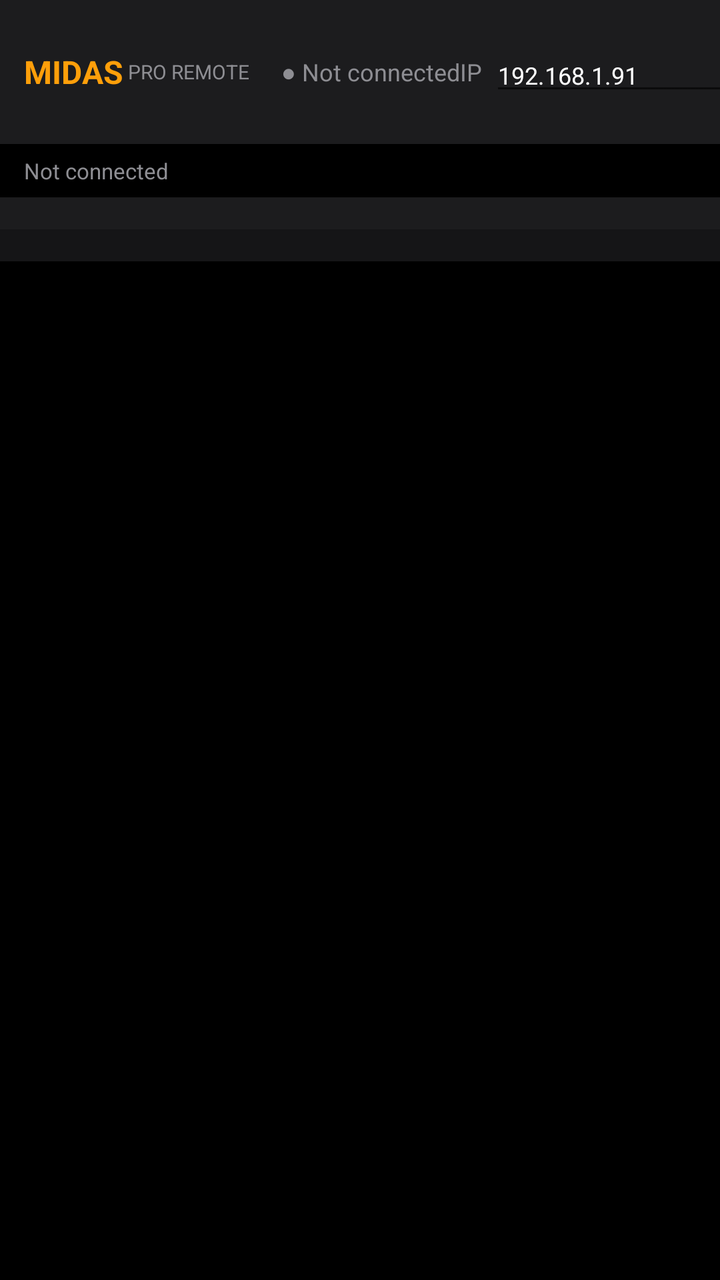
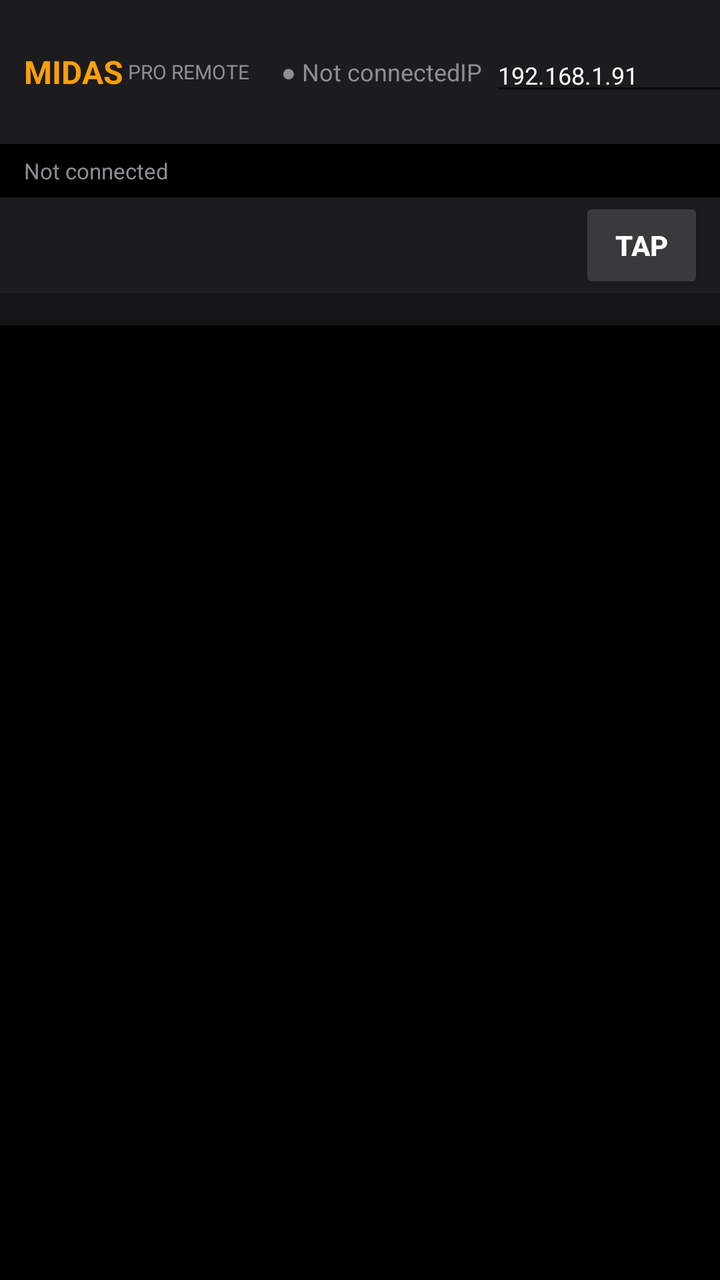

An Android layout rendered at two revisions. The XML below is the earlier revision; the diff shows what the commit changed to produce the second picture.
<!-- AndroidManifest.xml: application theme Theme.AppCompat.DayNight -->
<!-- res/layout/activity_main.xml -->
<?xml version="1.0" encoding="utf-8"?>
<FrameLayout xmlns:android="http://schemas.android.com/apk/res/android"
    android:layout_width="match_parent"
    android:layout_height="match_parent"
    android:fitsSystemWindows="true">

<LinearLayout
    android:layout_width="match_parent"
    android:layout_height="match_parent"
    android:orientation="vertical"
    android:background="#000000">

    
    <HorizontalScrollView
        android:layout_width="match_parent"
        android:layout_height="wrap_content"
        android:scrollbars="none">

    <LinearLayout
        android:layout_width="wrap_content"
        android:layout_height="wrap_content"
        android:orientation="horizontal"
        android:background="#1c1c1e"
        android:padding="@dimen/top_bar_padding"
        android:gravity="center_vertical">

        <TextView
            android:layout_width="wrap_content"
            android:layout_height="wrap_content"
            android:text="MIDAS"
            android:textColor="#ff9f0a"
            android:textStyle="bold"
            android:textSize="16sp" />

        <TextView
            android:layout_width="wrap_content"
            android:layout_height="wrap_content"
            android:text=" PRO REMOTE"
            android:textColor="#8e8e93"
            android:textSize="10sp"
            android:layout_marginEnd="16dp" />

        <TextView
            android:id="@+id/textConnectionStatus"
            android:layout_width="wrap_content"
            android:layout_height="wrap_content"
            android:text="● Not connected"
            android:textColor="#8e8e93"
            android:textSize="12sp"
            android:layout_weight="1" />

        <TextView
            android:layout_width="wrap_content"
            android:layout_height="wrap_content"
            android:text="IP"
            android:textColor="#8e8e93"
            android:textSize="12sp"
            android:layout_marginEnd="4dp" />

        <EditText
            android:id="@+id/editHost"
            android:layout_width="120dp"
            android:layout_height="wrap_content"
            android:inputType="text"
            android:text="192.168.1.91"
            android:textColor="#ffffff"
            android:textSize="12sp" />

        <TextView
            android:layout_width="wrap_content"
            android:layout_height="wrap_content"
            android:text="Port"
            android:textColor="#8e8e93"
            android:textSize="12sp"
            android:layout_marginStart="12dp"
            android:layout_marginEnd="4dp" />

        <EditText
            android:id="@+id/editPort"
            android:layout_width="60dp"
            android:layout_height="wrap_content"
            android:inputType="number"
            android:text="10000"
            android:textColor="#ffffff"
            android:textSize="12sp" />

        <Button
            android:id="@+id/btnConnect"
            android:layout_width="wrap_content"
            android:layout_height="wrap_content"
            android:layout_marginStart="12dp"
            android:text="Connect"
            android:backgroundTint="#ff9f0a"
            android:textColor="#000000" />
    </LinearLayout>

    </HorizontalScrollView>

    <TextView
        android:id="@+id/textStatus"
        android:layout_width="match_parent"
        android:layout_height="wrap_content"
        android:background="#000000"
        android:paddingStart="12dp"
        android:paddingEnd="12dp"
        android:paddingTop="@dimen/status_text_v_padding"
        android:paddingBottom="@dimen/status_text_v_padding"
        android:text="Not connected"
        android:textColor="#8e8e93"
        android:textSize="11sp" />

    
    <HorizontalScrollView
        android:layout_width="match_parent"
        android:layout_height="wrap_content"
        android:scrollbars="none"
        android:background="#1c1c1e">

        <LinearLayout
            android:id="@+id/modeButtonsRow"
            android:layout_width="wrap_content"
            android:layout_height="wrap_content"
            android:orientation="horizontal"
            android:padding="@dimen/bank_row_padding" />
    </HorizontalScrollView>

    
    <HorizontalScrollView
        android:id="@+id/bankButtonsScroll"
        android:layout_width="match_parent"
        android:layout_height="wrap_content"
        android:scrollbars="none"
        android:background="#151517">

        <LinearLayout
            android:id="@+id/bankButtonsRow"
            android:layout_width="wrap_content"
            android:layout_height="wrap_content"
            android:orientation="horizontal"
            android:padding="@dimen/bank_row_padding" />
    </HorizontalScrollView>

    <HorizontalScrollView
        android:layout_width="match_parent"
        android:layout_height="0dp"
        android:layout_weight="1"
        android:background="#000000">

        <FrameLayout
            android:layout_width="wrap_content"
            android:layout_height="match_parent">

            <LinearLayout
                android:id="@+id/containerChannels"
                android:layout_width="wrap_content"
                android:layout_height="match_parent"
                android:orientation="horizontal"
                android:paddingStart="4dp"
                android:paddingEnd="4dp" />

            
            <LinearLayout
                android:id="@+id/containerMaster"
                android:layout_width="wrap_content"
                android:layout_height="match_parent"
                android:orientation="horizontal"
                android:paddingStart="4dp"
                android:paddingEnd="4dp"
                android:visibility="gone" />

            
            <LinearLayout
                android:id="@+id/containerAux"
                android:layout_width="wrap_content"
                android:layout_height="match_parent"
                android:orientation="horizontal"
                android:paddingStart="4dp"
                android:paddingEnd="4dp"
                android:visibility="gone" />

            
            <LinearLayout
                android:id="@+id/containerAuxBus"
                android:layout_width="wrap_content"
                android:layout_height="match_parent"
                android:orientation="horizontal"
                android:paddingStart="4dp"
                android:paddingEnd="4dp"
                android:visibility="gone" />

            
            <LinearLayout
                android:id="@+id/containerVca"
                android:layout_width="wrap_content"
                android:layout_height="match_parent"
                android:orientation="horizontal"
                android:paddingStart="4dp"
                android:paddingEnd="4dp"
                android:visibility="gone" />

            
            <LinearLayout
                android:id="@+id/containerMainOuts"
                android:layout_width="wrap_content"
                android:layout_height="match_parent"
                android:orientation="horizontal"
                android:paddingStart="4dp"
                android:paddingEnd="4dp"
                android:visibility="gone" />
        </FrameLayout>
    </HorizontalScrollView>

</LinearLayout>

    
    <FrameLayout
        android:id="@+id/channelDetailContainer"
        android:layout_width="match_parent"
        android:layout_height="match_parent"
        android:visibility="gone" />

</FrameLayout>
<!-- resources referenced by this layout -->
<resources>
  <dimen name="bank_row_padding">8dp</dimen>
  <dimen name="status_text_v_padding">6dp</dimen>
  <dimen name="top_bar_padding">12dp</dimen>
</resources>

<!-- the commit's change to res/layout/activity_main.xml (unified diff, before → after) -->
@@ -110,36 +110,57 @@
         android:textSize="11sp" />
 
     
+    <LinearLayout
+        android:layout_width="match_parent"
+        android:layout_height="wrap_content"
+        android:orientation="horizontal"
+        android:background="#1c1c1e">
+
+        <HorizontalScrollView
+            android:layout_width="0dp"
+            android:layout_height="wrap_content"
+            android:layout_weight="1"
+            android:scrollbars="none">
+
+            <LinearLayout
+                android:id="@+id/modeButtonsRow"
+                android:layout_width="wrap_content"
+                android:layout_height="wrap_content"
+                android:orientation="horizontal"
+                android:padding="@dimen/bank_row_padding" />
+        </HorizontalScrollView>
+
+        <Button
+            android:id="@+id/btnGlobalTap"
+            android:layout_width="wrap_content"
+            android:layout_height="wrap_content"
+            android:layout_marginEnd="8dp"
+            android:layout_gravity="center_vertical"
+            android:minWidth="0dp"
+            android:paddingStart="18dp"
+            android:paddingEnd="18dp"
+            android:text="TAP"
+            android:textStyle="bold"
+            android:textColor="#ffffff"
+            android:backgroundTint="#3a3a3c" />
+    </LinearLayout>
+
+    
     <HorizontalScrollView
+        android:id="@+id/bankButtonsScroll"
         android:layout_width="match_parent"
         android:layout_height="wrap_content"
         android:scrollbars="none"
-        android:background="#1c1c1e">
+        android:background="#151517">
 
         <LinearLayout
-            android:id="@+id/modeButtonsRow"
+            android:id="@+id/bankButtonsRow"
             android:layout_width="wrap_content"
             android:layout_height="wrap_content"
             android:orientation="horizontal"
             android:padding="@dimen/bank_row_padding" />
     </HorizontalScrollView>
 
-    
-    <HorizontalScrollView
-        android:id="@+id/bankButtonsScroll"
-        android:layout_width="match_parent"
-        android:layout_height="wrap_content"
-        android:scrollbars="none"
-        android:background="#151517">
-
-        <LinearLayout
-            android:id="@+id/bankButtonsRow"
-            android:layout_width="wrap_content"
-            android:layout_height="wrap_content"
-            android:orientation="horizontal"
-            android:padding="@dimen/bank_row_padding" />
-    </HorizontalScrollView>
-
     <HorizontalScrollView
         android:layout_width="match_parent"
         android:layout_height="0dp"
